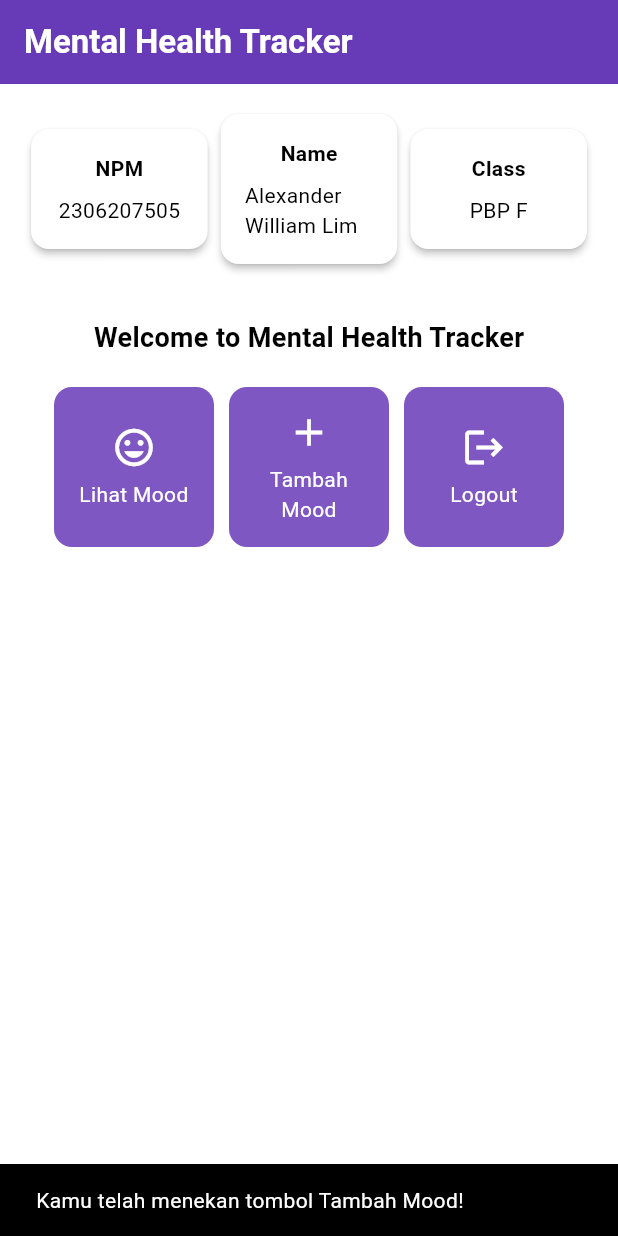
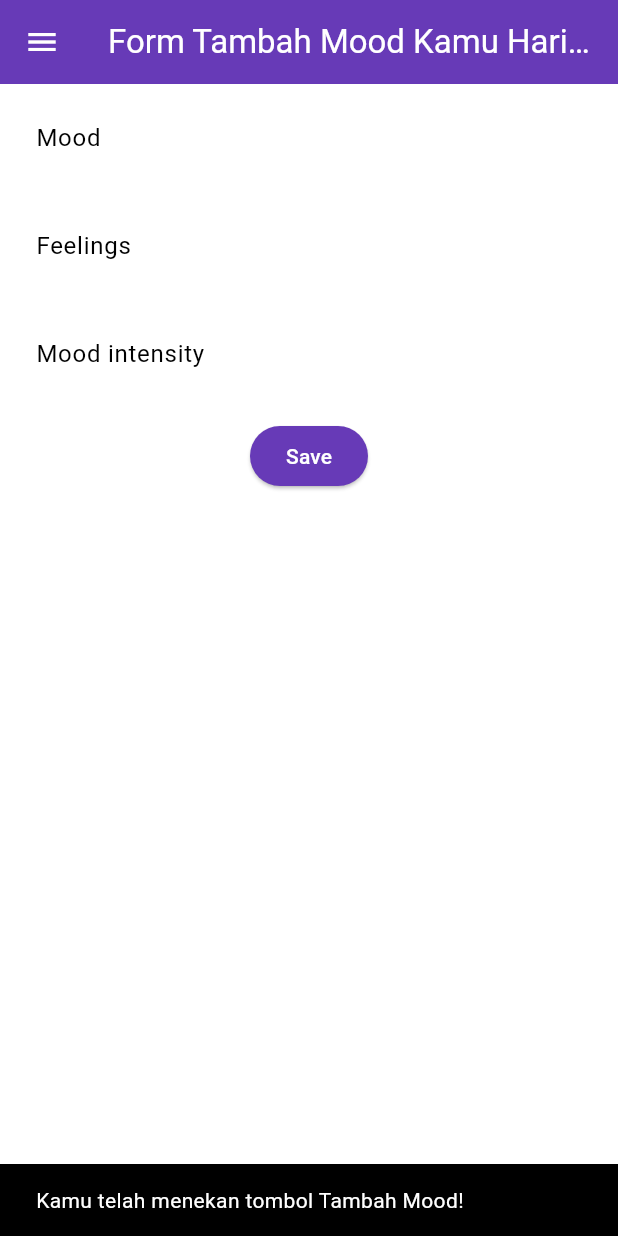
Before and after one commit to ResplendentAlex/mental_health_tracker_flutter, a Flutter app: the screen it shows after launch, after a tap on "Tambah Mood", on a phone screen of 412 x 824 dp. Run offline on Flutter 3.47's test engine with Material 3 defaults, Android fonts, the phone set to English and light mode, and no system bars.

Commit message:
feat: finish Tutorial 7

```diff
--- a/lib/main.dart
+++ b/lib/main.dart
@@ -1,5 +1,5 @@
 import 'package:flutter/material.dart';
-import 'package:mental_health_tracker/menu.dart';
+import 'package:mental_health_tracker/screens/menu.dart';
 
 void main() {
   runApp(const MyApp());
--- a/lib/menu.dart
+++ b/lib/screens/menu.dart
@@ -1,4 +1,6 @@
 import 'package:flutter/material.dart';
+import 'package:mental_health_tracker/widgets/left_drawer.dart';
+import 'package:mental_health_tracker/widgets/mood_card.dart';
 
 class MyHomePage extends StatelessWidget {
   final String npm = '2306207505'; // NPM
@@ -29,7 +31,12 @@ class MyHomePage extends StatelessWidget {
         ),
         // Warna latar belakang AppBar diambil dari skema warna tema aplikasi.
         backgroundColor: Theme.of(context).colorScheme.primary,
+        // Mengganti warna icon drawer menjadi putih
+        iconTheme: const IconThemeData(color: Colors.white),
       ),
+      // Masukkan drawer sebagai parameter nilai drawer dari widget Scaffold
+        drawer: const LeftDrawer(),
+
       // Body halaman dengan padding di sekelilingnya.
       body: Padding(
         padding: const EdgeInsets.all(16.0),
@@ -125,64 +132,3 @@ class InfoCard extends StatelessWidget {
     );
   }
 }
-
-class ItemCard extends StatelessWidget {
-  // Menampilkan kartu dengan ikon dan nama.
-
-  final ItemHomepage item;
-
-  const ItemCard(this.item, {super.key});
-
-  @override
-  Widget build(BuildContext context) {
-    return Material(
-      // Menentukan warna latar belakang dari tema aplikasi.
-      color: Theme.of(context).colorScheme.secondary,
-      // Membuat sudut kartu melengkung.
-      borderRadius: BorderRadius.circular(12),
-
-      child: InkWell(
-        // Aksi ketika kartu ditekan.
-        onTap: () {
-          // Menampilkan pesan SnackBar saat kartu ditekan.
-          ScaffoldMessenger.of(context)
-            ..hideCurrentSnackBar()
-            ..showSnackBar(
-              SnackBar(content: Text("Kamu telah menekan tombol ${item.name}!"))
-            );
-        },
-        // Container untuk menyimpan Icon dan Text
-        child: Container(
-          padding: const EdgeInsets.all(8),
-          child: Center(
-            child: Column(
-              // Menyusun ikon dan teks di tengah kartu.
-              mainAxisAlignment: MainAxisAlignment.center,
-              children: [
-                Icon(
-                  item.icon,
-                  color: Colors.white,
-                  size: 30.0,
-                ),
-                const Padding(padding: EdgeInsets.all(3)),
-                Text(
-                  item.name,
-                  textAlign: TextAlign.center,
-                  style: const TextStyle(color: Colors.white),
-                ),
-              ],
-            ),
-          ),
-        ),
-      ),
-    );
-  }
-
-}
-
-class ItemHomepage {
-    final String name;
-    final IconData icon;
-
-    ItemHomepage(this.name, this.icon);
-}
--- /dev/null
+++ b/lib/screens/mood_entry_form.dart
@@ -0,0 +1,161 @@
+import 'package:flutter/material.dart';
+import 'package:mental_health_tracker/widgets/left_drawer.dart';
+
+class MoodEntryFormPage extends StatefulWidget {
+  const MoodEntryFormPage({super.key});
+
+  @override
+  State<MoodEntryFormPage> createState() => _MoodEntryFormPageState();
+}
+
+class _MoodEntryFormPageState extends State<MoodEntryFormPage> {
+  final _formKey = GlobalKey<FormState>();
+  String _mood = "";
+  String _feelings = "";
+  int _moodIntensity = 0;
+
+  @override
+  Widget build(BuildContext context) {
+    return Scaffold(
+      appBar: AppBar(
+        title: const Center(
+          child: Text(
+            'Form Tambah Mood Kamu Hari ini',
+          ),
+        ),
+        backgroundColor: Theme.of(context).colorScheme.primary,
+        foregroundColor: Colors.white,
+      ),
+      drawer: const LeftDrawer(),
+      body: Form(
+        key: _formKey,
+        child: SingleChildScrollView(
+          child: Column(
+            crossAxisAlignment: CrossAxisAlignment.start,
+            children: [
+              Padding(
+                padding: const EdgeInsets.all(8.0),
+                child: TextFormField(
+                  decoration: InputDecoration(
+                    hintText: "Mood",
+                    labelText: "Mood",
+                    border: OutlineInputBorder(
+                      borderRadius: BorderRadius.circular(5.0),
+                    ),
+                  ),
+                  onChanged: (String? value) {
+                    setState(() {
+                      _mood = value!;
+                    });
+                  },
+                  validator: (String? value) {
+                    if (value == null || value.isEmpty) {
+                      return "Mood tidak boleh kosong!";
+                    }
+                    return null;
+                  },
+                ),
+              ),
+              Padding(
+                padding: const EdgeInsets.all(8.0),
+                child: TextFormField(
+                  decoration: InputDecoration(
+                    hintText: "Feelings",
+                    labelText: "Feelings",
+                    border: OutlineInputBorder(
+                      borderRadius: BorderRadius.circular(5.0),
+                    ),
+                  ),
+                  onChanged: (String? value) {
+                    setState(() {
+                      _feelings = value!;
+                    });
+                  },
+                  validator: (String? value) {
+                    if (value == null || value.isEmpty) {
+                      return "Feelings tidak boleh kosong!";
+                    }
+                    return null;
+                  },
+                ),
+              ),
+              Padding(
+                padding: const EdgeInsets.all(8.0),
+                child: TextFormField(
+                  decoration: InputDecoration(
+                    hintText: "Mood intensity",
+                    labelText: "Mood intensity",
+                    border: OutlineInputBorder(
+                      borderRadius: BorderRadius.circular(5.0),
+                    ),
+                  ),
+                  onChanged: (String? value) {
+                    setState(() {
+                      _moodIntensity = int.tryParse(value!) ?? 0;
+                    });
+                  },
+                  validator: (String? value) {
+                    if (value == null || value.isEmpty) {
+                      return "Mood intensity tidak boleh kosong!";
+                    }
+                    if (int.tryParse(value) == null) {
+                      return "Mood intensity harus berupa angka!";
+                    }
+                    return null;
+                  },
+                ),
+              ),
+              Align(
+                alignment: Alignment.bottomCenter,
+                child: Padding(
+                  padding: const EdgeInsets.all(8.0),
+                  child: ElevatedButton(
+                    style: ButtonStyle(
+                      backgroundColor: WidgetStateProperty.all(
+                          Theme.of(context).colorScheme.primary),
+                    ),
+                    onPressed: () {
+                      if (_formKey.currentState!.validate()) {
+                        showDialog(
+                          context: context,
+                          builder: (context) {
+                            return AlertDialog(
+                              title: const Text('Mood berhasil tersimpan'),
+                              content: SingleChildScrollView(
+                                child: Column(
+                                  crossAxisAlignment: CrossAxisAlignment.start,
+                                  children: [
+                                    Text('Mood: $_mood'),
+                                    Text('Feelings: $_feelings'),
+                                    Text('Mood intensity: $_moodIntensity'),
+                                  ],
+                                ),
+                              ),
+                              actions: [
+                                TextButton(
+                                  child: const Text('OK'),
+                                  onPressed: () {
+                                    Navigator.pop(context);
+                                    _formKey.currentState!.reset();
+                                  },
+                                ),
+                              ],
+                            );
+                          },
+                        );
+                      }
+                    },
+                    child: const Text(
+                      "Save",
+                      style: TextStyle(color: Colors.white),
+                    ),
+                  ),
+                ),
+              ),
+            ],
+          ),
+        )
+      ),
+    );
+  }
+}
--- /dev/null
+++ b/lib/widgets/left_drawer.dart
@@ -0,0 +1,72 @@
+
+import 'package:flutter/material.dart';
+import 'package:mental_health_tracker/screens/menu.dart';
+import 'package:mental_health_tracker/screens/mood_entry_form.dart';
+
+
+class LeftDrawer extends StatelessWidget {
+  const LeftDrawer({super.key});
+
+  @override
+  Widget build(BuildContext context) {
+    return Drawer(
+      child: ListView(
+        children: [
+          DrawerHeader(
+            decoration: BoxDecoration(
+            color: Theme.of(context).colorScheme.primary,
+          ),
+            child: const Column(
+              children: [
+                Text(
+                  'Mental Health Tracker',
+                  textAlign: TextAlign.center,
+                  style: TextStyle(
+                    fontSize: 24,
+                    fontWeight: FontWeight.bold,
+                    color: Colors.white,
+                  ),
+                ),
+                Padding(padding: EdgeInsets.all(8)),
+                Text(
+                  "Ayo jaga kesehatan mentalmu setiap hari disini!",
+                  textAlign: TextAlign.center,
+                  style: TextStyle(
+                    fontSize: 15,
+                    fontWeight: FontWeight.normal,
+                    color: Colors.white,
+                  )
+                ),
+              ],
+            ),
+          ),
+          ListTile(
+            leading: const Icon(Icons.home_outlined),
+            title: const Text('Halaman Utama'),
+            // Bagian redirection ke MyHomePage
+            onTap: () {
+              Navigator.pushReplacement(
+                  context,
+                  MaterialPageRoute(
+                    builder: (context) => MyHomePage(),
+                  ));
+            },
+          ),
+          ListTile(
+            leading: const Icon(Icons.mood),
+            title: const Text('Tambah Mood'),
+            // Bagian redirection ke MoodEntryFormPage
+            onTap: ()
+            {
+              Navigator.pushReplacement(
+                  context,
+                  MaterialPageRoute(
+                    builder: (context) => const MoodEntryFormPage(),
+                  ));
+            },
+          ),
+        ],
+      ),
+    );
+  }
+}
--- /dev/null
+++ b/lib/widgets/mood_card.dart
@@ -0,0 +1,73 @@
+import 'package:flutter/material.dart';
+import 'package:mental_health_tracker/screens/mood_entry_form.dart';
+
+class ItemHomepage {
+    final String name;
+    final IconData icon;
+
+    ItemHomepage(this.name, this.icon);
+}
+
+
+class ItemCard extends StatelessWidget {
+  // Menampilkan kartu dengan ikon dan nama.
+
+  final ItemHomepage item;
+
+  const ItemCard(this.item, {super.key});
+
+  @override
+  Widget build(BuildContext context) {
+    return Material(
+      // Menentukan warna latar belakang dari tema aplikasi.
+      color: Theme.of(context).colorScheme.secondary,
+      // Membuat sudut kartu melengkung.
+      borderRadius: BorderRadius.circular(12),
+
+      child: InkWell(
+        // Aksi ketika kartu ditekan.
+        onTap: () {
+          // Menampilkan pesan SnackBar saat kartu ditekan.
+          ScaffoldMessenger.of(context)
+            ..hideCurrentSnackBar()
+            ..showSnackBar(
+              SnackBar(content: Text("Kamu telah menekan tombol ${item.name}!"))
+            );
+
+          // Navigate ke route yang sesuai (tergantung jenis tombol)
+          if (item.name == "Tambah Mood") {
+            Navigator.push(
+              context,
+              MaterialPageRoute(
+                builder: (context) => const MoodEntryFormPage(),
+              )
+            );
+          }
+        },
+        // Container untuk menyimpan Icon dan Text
+        child: Container(
+          padding: const EdgeInsets.all(8),
+          child: Center(
+            child: Column(
+              // Menyusun ikon dan teks di tengah kartu.
+              mainAxisAlignment: MainAxisAlignment.center,
+              children: [
+                Icon(
+                  item.icon,
+                  color: Colors.white,
+                  size: 30.0,
+                ),
+                const Padding(padding: EdgeInsets.all(3)),
+                Text(
+                  item.name,
+                  textAlign: TextAlign.center,
+                  style: const TextStyle(color: Colors.white),
+                ),
+              ],
+            ),
+          ),
+        ),
+      ),
+    );
+  }
+}
```
Also changed, not shown: 1 other file.
